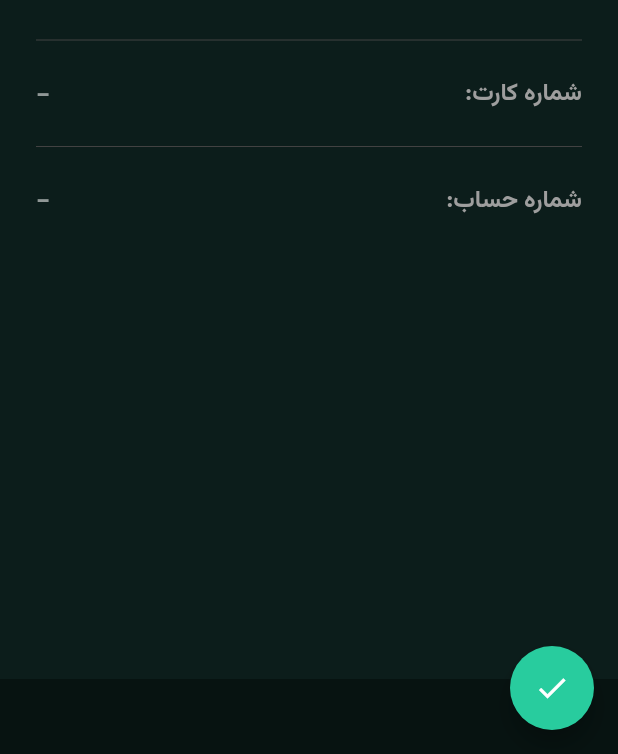
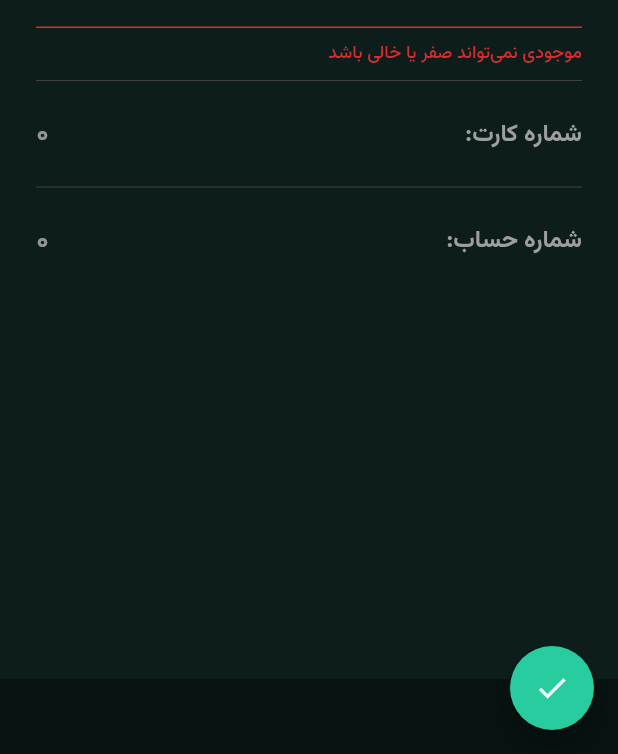
Before and after one commit to ismrtz/hyper-log, a Flutter app: the NewResource screen opened by its route, after a tap on the "done" icon, on a phone screen of 412 x 824 dp, the part 482-1236 px from its top. Run offline on Flutter 3.47's test engine with Material 2 defaults, Android fonts, the phone set to English and light mode, and no system bars; our stand-ins replace sqflite; accounts and stored records are empty.

Commit message:
feat:[resources]: add resource amount transaction

```diff
--- a/lib/models/resource.dart
+++ b/lib/models/resource.dart
@@ -25,7 +25,7 @@ class Resource {
       'icon': icon,
       'color': color,
       'card': card,
-      'account': account
+      'account': account,
     };
   }
 
--- /dev/null
+++ b/lib/models/transaction.dart
@@ -0,0 +1,33 @@
+class Transaction {
+  final int? id;
+  final int amount;
+  final int categoryId;
+  final int resourceId;
+  final String createdAt;
+  final String? description;
+
+  Transaction({
+    this.id,
+    required this.amount,
+    required this.categoryId,
+    required this.resourceId,
+    required this.createdAt,
+    this.description,
+  });
+
+  Map<String, dynamic> toMap() {
+    return {
+      'id': id,
+      'amount': amount,
+      'categoryId': categoryId,
+      'resourceId': resourceId,
+      'createdAt': createdAt,
+      'description': description,
+    };
+  }
+
+  @override
+  String toString() {
+    return 'Transaction{id: $id, amount: $amount, categoryId: $categoryId, resourceId: $resourceId, createdAt: $createdAt, description: $description}';
+  }
+}
--- a/lib/screens/resources/new_resource.dart
+++ b/lib/screens/resources/new_resource.dart
@@ -7,9 +7,11 @@ import './cash_resource_list.dart';
 
 // models
 import 'package:hyper_log/models/resource.dart';
+import 'package:hyper_log/models/transaction.dart' as model;
 
 // services
 import 'package:hyper_log/services/resources_sqlite_service.dart';
+import 'package:hyper_log/services/transactions_sqlite_service.dart';
 
 // screens
 import '../dashboard.dart';
@@ -38,16 +40,18 @@ class _NewResourceState extends State<NewResource> {
   final _formKey = GlobalKey<FormState>();
   final _resourceTitleController = TextEditingController();
   final _amountController = TextEditingController(text: '0');
-  final _cardNumberController = TextEditingController(text: '-');
-  final _accountNumberController = TextEditingController(text: '-');
+  final _cardNumberController = TextEditingController(text: '0');
+  final _accountNumberController = TextEditingController(text: '0');
 
   late ResourcesSqliteService _resourcesSqliteService;
+  late TransactionsSqliteService _transactionsSqliteService;
 
   @override
   void initState() {
     super.initState();
 
     _resourcesSqliteService = ResourcesSqliteService();
+    _transactionsSqliteService = TransactionsSqliteService();
   }
 
   void _closeScreen(BuildContext context) {
@@ -107,41 +111,65 @@ class _NewResourceState extends State<NewResource> {
   }
 
   Future<void> addBankResource() async {
-    if (selectedResource['color'] != null) {
+    if (_formKey.currentState!.validate() ||
+        selectedResource['color'] != null) {
       final bankResource = Resource(
         title: selectedResource['title'],
         type: 1,
         icon: selectedResource['icon'],
         color: selectedResource['color'],
-          card: _cardNumberController.text.toString(),
-          account: _accountNumberController.text.toString());
+        card: _cardNumberController.text,
+        account: _accountNumberController.text,
+      );
 
       return await _resourcesSqliteService.initializeDB().whenComplete(() =>
-          _resourcesSqliteService.insertResource(bankResource).whenComplete(() {
-            showSuccessfulMessage();
-            Navigator.of(context).pushNamed(Dashboard.routeName);
-          }));
+          _resourcesSqliteService
+              .insertResource(bankResource)
+              .whenComplete(() => getResources()));
     }
   }
 
   Future<void> addCashResource() async {
-    if (selectedIcon['color'] != null) {
+    if (_formKey.currentState!.validate() && selectedIcon['color'] != null) {
       final cashResource = Resource(
           title: _resourceTitleController.text,
           type: 0,
           icon: selectedIcon['icon'],
           color: selectedIcon['color']);
 
-      return await _resourcesSqliteService.initializeDB().whenComplete(() =>
-          _resourcesSqliteService.insertResource(cashResource).whenComplete(() {
-            showSuccessfulMessage();
-            Navigator.of(context).pushNamed(Dashboard.routeName);
-          }));
+      return await _resourcesSqliteService
+          .insertResource(cashResource)
+          .whenComplete(() => getResources());
     }
   }
 
+  Future<void> getResources() async {
+    final result = await _resourcesSqliteService.getResources(null);
+    addResourceAmountTxn(result).whenComplete(() {
+      showSuccessfulMessage();
+      Navigator.of(context).pop();
+    });
+  }
+
+  String dateTimeNow() {
+    DateTime now = DateTime.now();
+
+    return "${now.year.toString()}-${now.month.toString().padLeft(2, '0')}-${now.day.toString().padLeft(2, '0')} ${now.hour.toString().padLeft(2, '0')}:${now.minute.toString().padLeft(2, '0')}:${now.second.toString().padLeft(2, '0')}";
+  }
+
+  Future<void> addResourceAmountTxn(List resources) async {
+    final transaction = model.Transaction(
+      amount: int.parse(_amountController.text),
+      categoryId: 1,
+      resourceId: resources.isEmpty ? 1 : resources.length,
+      createdAt: dateTimeNow(),
+      description: '',
+    );
+    return await _transactionsSqliteService.insertTransaction(transaction);
+  }
+
   void showSuccessfulMessage() {
-    const snackBar = SnackBar(content: Text('✅ منبع با موفقیت ساخته شد'));
+    const snackBar = SnackBar(content: Text('منبع با موفقیت ساخته شد✅'));
 
     ScaffoldMessenger.of(context).showSnackBar(snackBar);
   }
@@ -256,11 +284,10 @@ class _NewResourceState extends State<NewResource> {
                       ),
                       Container(
                           margin: const EdgeInsets.only(top: 32),
+                          child: Form(
+                            key: _formKey,
                             child: isBank
-                            ? Form(
-                                //TODO: add form validation
-                                key: _formKey,
-                                child: Column(children: [
+                                ? Column(children: [
                                     Material(
                                       color: Colors.transparent,
                                       child: InkWell(
@@ -272,22 +299,24 @@ class _NewResourceState extends State<NewResource> {
                                               width: 48,
                                               height: 48,
                                               decoration: BoxDecoration(
-                                                color:
-                                                    selectedResource['color'] !=
+                                                  color: selectedResource[
+                                                              'color'] !=
                                                           null
                                                       ? Color(int.parse(
                                                           selectedResource[
                                                               'color']))
                                                       : Colors.transparent,
                                                   borderRadius:
-                                                    BorderRadius.circular(24)),
-                                            margin:
-                                                const EdgeInsets.only(left: 12),
+                                                      BorderRadius.circular(
+                                                          24)),
+                                              margin: const EdgeInsets.only(
+                                                  left: 12),
                                               child: Icon(
                                                 IconData(
-                                                  int.parse(
-                                                      selectedResource['icon']),
-                                                  fontFamily: 'MaterialIcons'),
+                                                    int.parse(selectedResource[
+                                                        'icon']),
+                                                    fontFamily:
+                                                        'MaterialIcons'),
                                                 size: 32,
                                                 color:
                                                     selectedResource['color'] !=
@@ -316,7 +345,7 @@ class _NewResourceState extends State<NewResource> {
                                       validator: (value) => value == null ||
                                               value.isEmpty ||
                                               value == '0'
-                                        ? 'موجودی نمی‌تواند خالی باشد'
+                                          ? 'موجودی نمی‌تواند صفر یا خالی باشد'
                                           : null,
                                       keyboardType: TextInputType.number,
                                       decoration: const InputDecoration(
@@ -397,38 +426,57 @@ class _NewResourceState extends State<NewResource> {
                                       controller: _accountNumberController,
                                       textAlign: TextAlign.left,
                                     ),
-                                ]),
-                              )
+                                  ])
                                 : Column(
                                     children: [
-                                  TextField(
+                                      Column(
+                                        children: [
+                                          TextFormField(
+                                            validator: (value) => value ==
+                                                        null ||
+                                                    value.isEmpty
+                                                ? 'نام منبع خرج نمی‌تواند خالی باشد'
+                                                : null,
                                             keyboardType: TextInputType.name,
                                             decoration: InputDecoration(
+                                              contentPadding:
+                                                  const EdgeInsets.symmetric(
+                                                      vertical: 16),
                                               prefixIcon: Container(
-                                        margin: const EdgeInsets.only(left: 12),
+                                                margin: const EdgeInsets.only(
+                                                    left: 12),
                                                 width: 48,
                                                 height: 48,
                                                 decoration: BoxDecoration(
                                                     borderRadius:
-                                                BorderRadius.circular(56),
+                                                        BorderRadius.circular(
+                                                            56),
                                                     border: Border.all(
                                                         width: 2,
-                                                color: selectedIcon['color'] !=
+                                                        color: selectedIcon[
+                                                                    'color'] !=
                                                                 null
                                                             ? Color(int.parse(
-                                                        selectedIcon['color']))
-                                                    : Colors.transparent)),
+                                                                selectedIcon[
+                                                                    'color']))
+                                                            : Colors
+                                                                .transparent)),
                                                 child: IconButton(
                                                   onPressed: () =>
                                                       _tapResourceIcon(context),
                                                   icon: Icon(
                                                     IconData(
-                                                int.parse(selectedIcon['icon']),
-                                                fontFamily: 'MaterialIcons'),
+                                                        int.parse(selectedIcon[
+                                                            'icon']),
+                                                        fontFamily:
+                                                            'MaterialIcons'),
                                                     size: 28,
-                                            color: selectedIcon['color'] != null
+                                                    color:
+                                                        selectedIcon['color'] !=
+                                                                null
                                                             ? Color(int.parse(
-                                                    selectedIcon['color']))
+                                                                selectedIcon[
+                                                                    'color']))
                                                             : Colors.white54,
                                                   ),
                                                 ),
@@ -436,12 +484,16 @@ class _NewResourceState extends State<NewResource> {
                                               hintStyle: const TextStyle(
                                                   color: Colors.white54),
                                               hintText: 'نام منبع خرج',
-                                      enabledBorder: const UnderlineInputBorder(
+                                              enabledBorder:
+                                                  const UnderlineInputBorder(
                                                       borderSide: BorderSide(
-                                              color: Colors.transparent)),
-                                      focusedBorder: const UnderlineInputBorder(
+                                                          color: Colors
+                                                              .transparent)),
+                                              focusedBorder:
+                                                  const UnderlineInputBorder(
                                                       borderSide: BorderSide(
-                                              color: Colors.transparent)),
+                                                          color: Colors
+                                                              .transparent)),
                                             ),
                                             style: const TextStyle(
                                               fontSize: 16,
@@ -449,26 +501,32 @@ class _NewResourceState extends State<NewResource> {
                                               fontWeight: FontWeight.w500,
                                             ),
                                             autofocus: true,
-                                    controller: _resourceTitleController,
+                                            controller:
+                                                _resourceTitleController,
                                             textAlign: TextAlign.right,
                                           ),
                                           Divider(
                                             color: Colors.grey[800],
                                           ),
                                           TextFormField(
-                                    validator: (value) => value == null ||
+                                            validator: (value) => value ==
+                                                        null ||
                                                     value.isEmpty ||
                                                     value == '0'
-                                        ? 'موجودی نمی‌تواند خالی باشد'
+                                                ? 'موجودی نمی‌تواند صفر یا خالی باشد'
                                                 : null,
                                             keyboardType: TextInputType.number,
                                             decoration: const InputDecoration(
-                                      enabledBorder: UnderlineInputBorder(
+                                              enabledBorder:
+                                                  UnderlineInputBorder(
                                                       borderSide: BorderSide(
-                                              color: Colors.transparent)),
-                                      focusedBorder: UnderlineInputBorder(
+                                                          color: Colors
+                                                              .transparent)),
+                                              focusedBorder:
+                                                  UnderlineInputBorder(
                                                       borderSide: BorderSide(
-                                              color: Colors.transparent)),
+                                                          color: Colors
+                                                              .transparent)),
                                               suffixText: 'تومان',
                                               prefixText: 'موجودی:',
                                               prefixStyle: TextStyle(
@@ -476,15 +534,16 @@ class _NewResourceState extends State<NewResource> {
                                                   fontSize: 16,
                                                   fontWeight: FontWeight.bold),
                                               suffixStyle: TextStyle(
-                                          color:
-                                              Color.fromRGBO(40, 204, 158, 1),
+                                                  color: Color.fromRGBO(
+                                                      40, 204, 158, 1),
                                                   fontSize: 16,
                                                   wordSpacing: 24,
                                                   fontWeight: FontWeight.bold),
                                             ),
                                             style: const TextStyle(
                                               fontSize: 28,
-                                      color: Color.fromRGBO(40, 204, 158, 1),
+                                              color: Color.fromRGBO(
+                                                  40, 204, 158, 1),
                                               fontWeight: FontWeight.bold,
                                             ),
                                             controller: _amountController,
@@ -492,7 +551,9 @@ class _NewResourceState extends State<NewResource> {
                                           ),
                                         ],
                                       ),
+                                    ],
                                   ),
+                          )),
                     ],
                   ),
                 ),
--- a/lib/services/splite_service.dart
+++ b/lib/services/sqlite_service.dart
@@ -9,9 +9,11 @@ class SqliteService {
     return openDatabase(join(path, 'database.db'),
         onCreate: (database, version) async {
       await database.execute(
+          'CREATE TABLE Categories(id INTEGER PRIMARY KEY AUTOINCREMENT, title TEXT NOT NULL, type INTEGER NOT NULL, icon INTEGER NOT NULL, color TEXT NOT NULL)');
+      await database.execute(
           'CREATE TABLE Resources(id INTEGER PRIMARY KEY AUTOINCREMENT, title TEXT NOT NULL, type INTEGER NOT NULL, icon INTEGER NOT NULL, color TEXT NOT NULL, card TEXT, account TEXT)');
       await database.execute(
-          'CREATE TABLE Categories(id INTEGER PRIMARY KEY AUTOINCREMENT, title TEXT NOT NULL, type INTEGER NOT NULL, icon INTEGER NOT NULL, color TEXT NOT NULL)');
+          'CREATE TABLE Transactions(id INTEGER PRIMARY KEY AUTOINCREMENT, amount INTEGER NOT NULL, categoryId INTEGER NOT NULL, resourceId INTEGER NOT NULL, createdAt TEXT, description TEXT, FOREIGN KEY (categoryId) REFERENCES Categories(id), FOREIGN KEY (resourceId) REFERENCES Resources(id))');
     }, version: 1);
   }
 }
```
Also changed, not shown: lib/screens/dashboard.dart (+1 -11 lines), lib/services/categories_sqlite_service.dart (+1 -7 lines), lib/services/resources_sqlite_service.dart (+1 -7 lines), lib/services/transactions_sqlite_service.dart (added, +56 -0 lines). Lines whose indentation alone changed are shown as unchanged.
